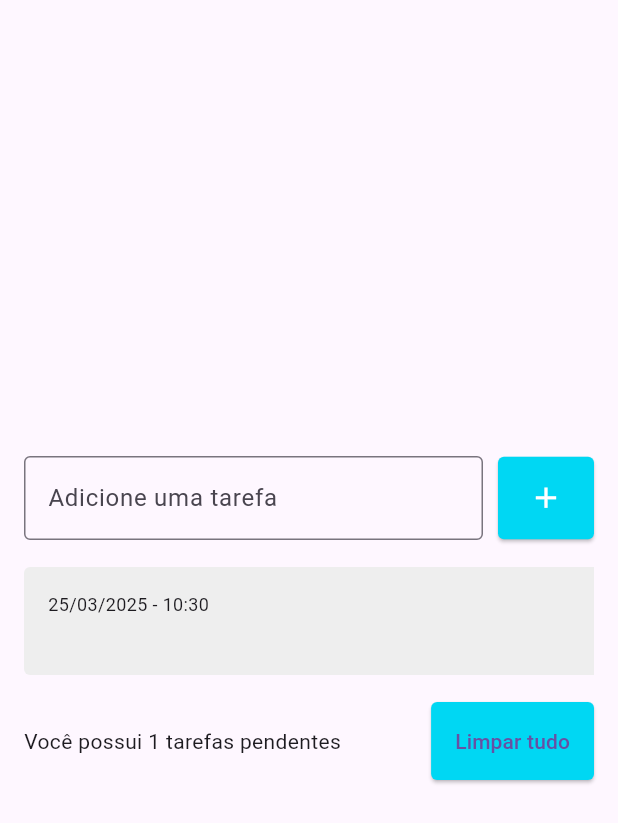
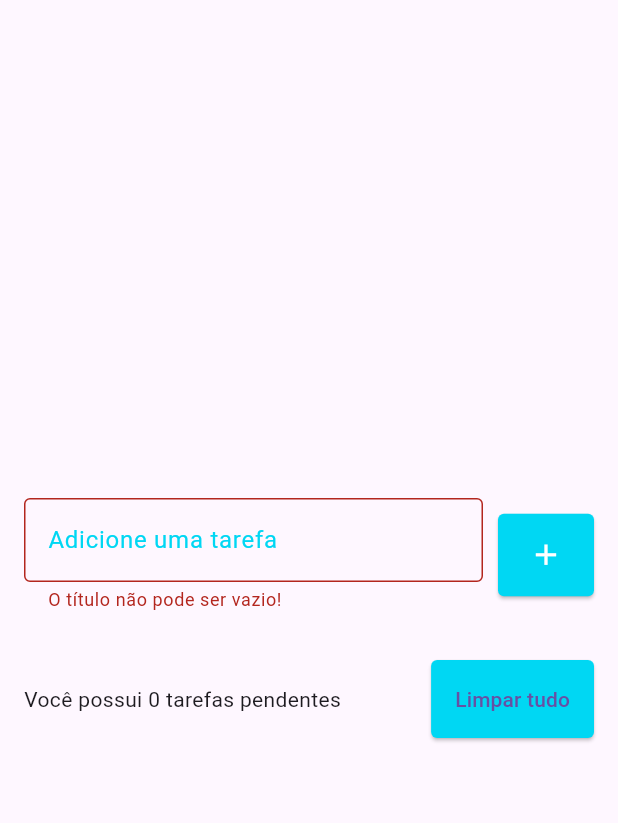
Before and after one commit to MarcosAndreLS/todo_list-learning_flutter, a Flutter app: the screen it shows after launch, after a tap on the "add" icon, on a phone screen of 412 x 824 dp. Shown: the top 823 px of the screen. Run offline on Flutter 3.47's test engine with Material 3 defaults, Android fonts, the phone set to English and light mode, and no system bars; drawn by our look-alikes of flutter_slidable; our stand-ins replace shared_preferences.

```diff
--- a/lib/pages/todo_list_page.dart
+++ b/lib/pages/todo_list_page.dart
@@ -20,6 +20,8 @@ class _TodoListPageState extends State<TodoListPage> {
 
   Todo? deletedTodo;
   int? deletedTodoPos;
+
+  String? errorText;
 
   @override
   void initState() {
@@ -51,6 +53,16 @@ class _TodoListPageState extends State<TodoListPage> {
                           border: OutlineInputBorder(),
                           labelText: 'Adicione uma tarefa',
                           hintText: 'Ex. Estudar Flutter',
+                          errorText: errorText,
+                          focusedBorder: OutlineInputBorder(
+                            borderSide: BorderSide(
+                              color: Color(0xff00d7f3),
+                              width: 2,
+                            ),
+                          ),
+                          labelStyle: TextStyle(
+                            color: Color(0xff00d7f3),
+                          ),
                         ),
                       ),
                     ),
@@ -58,15 +70,25 @@ class _TodoListPageState extends State<TodoListPage> {
                     ElevatedButton(
                       onPressed: () {
                         String text = todoController.text;
+
+                        if (text.isEmpty) {
+                          setState(() {
+                            errorText =
+                                'O título não pode ser vazio!';
+                          });
+                          return;
+                        }
+
                         setState(() {
                           Todo newTodo = Todo(
                             title: text,
                             dateTime: DateTime.now(),
                           );
                           todos.add(newTodo);
-                          todoRepository.saveTodoList(todos);
+                          errorText = null;
                         });
                         todoController.clear();
+                        todoRepository.saveTodoList(todos);
                         //todos.add(text);
                       },
                       style: ElevatedButton.styleFrom(
```
